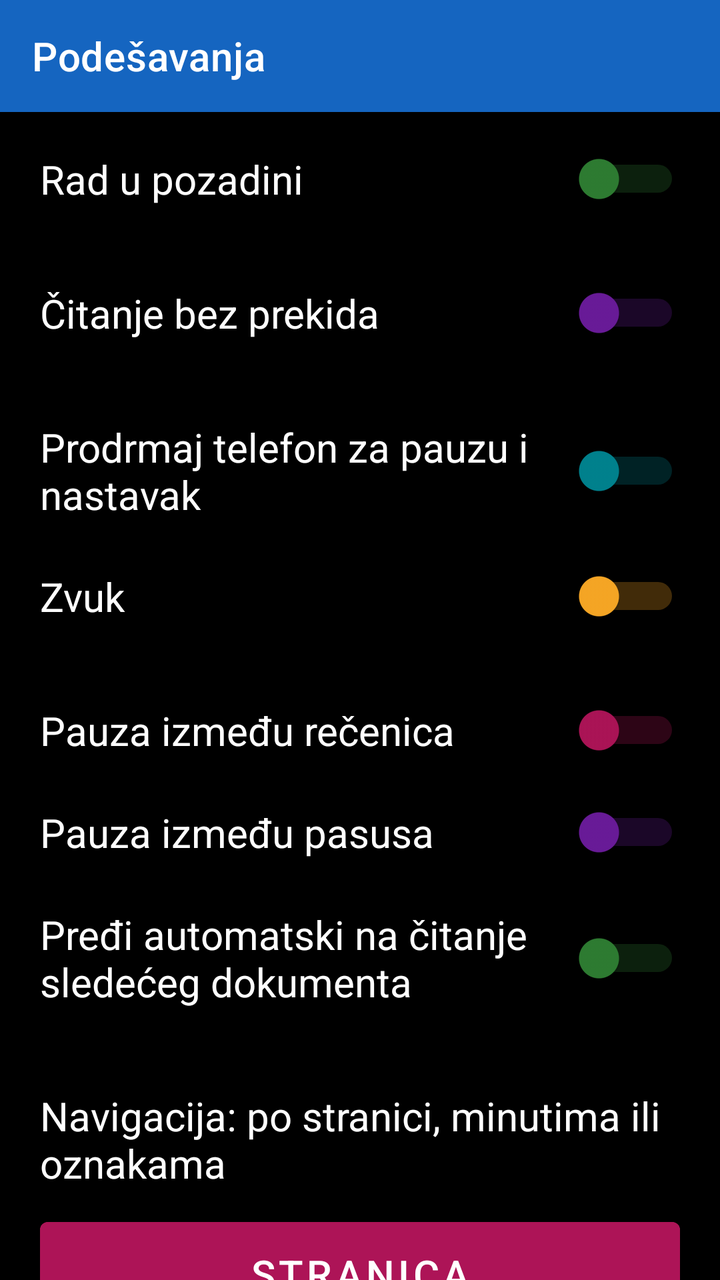
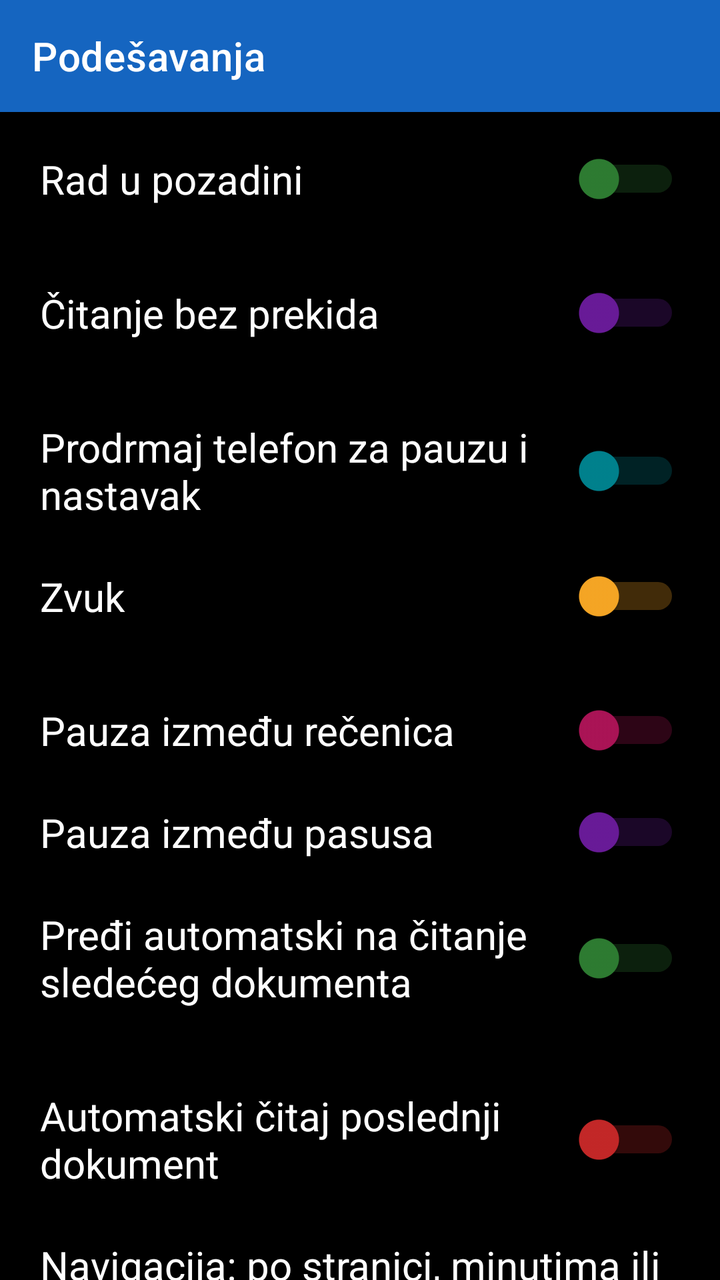

The first picture is an Android layout as it rendered before a commit; the second is the same layout after the commit. The layout source and the unified diff follow.
<!-- AndroidManifest.xml: application theme Theme.RecPoRec -->
<!-- res/layout/activity_settings.xml -->
<?xml version="1.0" encoding="utf-8"?>
<LinearLayout xmlns:android="http://schemas.android.com/apk/res/android"
    xmlns:app="http://schemas.android.com/apk/res-auto"
    android:layout_width="match_parent"
    android:layout_height="match_parent"
    android:orientation="vertical"
    android:fitsSystemWindows="true"
    android:background="@color/background">

    <androidx.appcompat.widget.Toolbar
        android:id="@+id/toolbar"
        android:layout_width="match_parent"
        android:layout_height="?attr/actionBarSize"
        android:background="@color/btn_voice"
        android:titleTextColor="@color/text_primary"
        app:title="@string/menu_settings" />

    <ScrollView
        android:layout_width="match_parent"
        android:layout_height="0dp"
        android:layout_weight="1">

    <LinearLayout
        android:layout_width="match_parent"
        android:layout_height="wrap_content"
        android:orientation="vertical">

    <Switch
        android:id="@+id/switchBackground"
        android:layout_width="match_parent"
        android:layout_height="wrap_content"
        android:padding="20dp"
        android:textSize="20sp"
        android:textColor="@color/text_primary"
        android:thumbTint="@color/btn_chapter"
        android:trackTint="@color/btn_chapter"
        android:text="@string/setting_background"
        android:contentDescription="@string/setting_background" />

    <Switch
        android:id="@+id/switchUninterrupted"
        android:layout_width="match_parent"
        android:layout_height="wrap_content"
        android:padding="20dp"
        android:textSize="20sp"
        android:textColor="@color/text_primary"
        android:thumbTint="@color/btn_timer"
        android:trackTint="@color/btn_timer"
        android:text="@string/setting_uninterrupted"
        android:contentDescription="@string/setting_uninterrupted" />

    <LinearLayout
        android:layout_width="match_parent"
        android:layout_height="wrap_content"
        android:orientation="vertical"
        android:paddingStart="20dp"
        android:paddingEnd="20dp"
        android:paddingTop="20dp"
        android:paddingBottom="4dp">

        <Switch
            android:id="@+id/switchShake"
            android:layout_width="match_parent"
            android:layout_height="wrap_content"
            android:textSize="20sp"
            android:textColor="@color/text_primary"
            android:thumbTint="@color/btn_speed"
            android:trackTint="@color/btn_speed"
            android:text="@string/setting_shake"
            android:contentDescription="@string/setting_shake" />

        
        <RadioGroup
            android:id="@+id/groupShakeSensitivity"
            android:layout_width="match_parent"
            android:layout_height="wrap_content"
            android:orientation="horizontal"
            android:layout_marginTop="10dp"
            android:visibility="gone">

            <RadioButton
                android:id="@+id/radioShakeLight"
                android:layout_width="0dp"
                android:layout_height="wrap_content"
                android:layout_weight="1"
                android:textSize="18sp"
                android:textColor="@color/text_primary"
                android:buttonTint="@color/btn_speed"
                android:text="Blago" />

            <RadioButton
                android:id="@+id/radioShakeMedium"
                android:layout_width="0dp"
                android:layout_height="wrap_content"
                android:layout_weight="1"
                android:textSize="18sp"
                android:textColor="@color/text_primary"
                android:buttonTint="@color/btn_speed"
                android:text="Srednje" />

            <RadioButton
                android:id="@+id/radioShakeStrong"
                android:layout_width="0dp"
                android:layout_height="wrap_content"
                android:layout_weight="1"
                android:textSize="18sp"
                android:textColor="@color/text_primary"
                android:buttonTint="@color/btn_speed"
                android:text="Jako" />
        </RadioGroup>
    </LinearLayout>

    <Switch
        android:id="@+id/switchSound"
        android:layout_width="match_parent"
        android:layout_height="wrap_content"
        android:padding="20dp"
        android:textSize="20sp"
        android:textColor="@color/text_primary"
        android:thumbTint="@color/btn_volume"
        android:trackTint="@color/btn_volume"
        android:text="Zvuk"
        android:contentDescription="Zvuk - kratak zvuk pri dodiru dugmadi" />

    <LinearLayout
        android:layout_width="match_parent"
        android:layout_height="wrap_content"
        android:orientation="vertical"
        android:paddingStart="20dp"
        android:paddingEnd="20dp"
        android:paddingTop="20dp"
        android:paddingBottom="4dp">

        <Switch
            android:id="@+id/switchSentencePause"
            android:layout_width="match_parent"
            android:layout_height="wrap_content"
            android:textSize="20sp"
            android:textColor="@color/text_primary"
            android:thumbTint="@color/btn_page_nav"
            android:trackTint="@color/btn_page_nav"
            android:text="@string/setting_sentence_pause"
            android:contentDescription="@string/setting_sentence_pause" />

        
        <LinearLayout
            android:id="@+id/groupSentencePauseMs"
            android:layout_width="match_parent"
            android:layout_height="wrap_content"
            android:orientation="vertical"
            android:layout_marginTop="10dp"
            android:visibility="gone">

            <SeekBar
                android:id="@+id/seekSentencePause"
                android:layout_width="match_parent"
                android:layout_height="wrap_content"
                android:contentDescription="Trajanje pauze između rečenica u milisekundama"
                android:max="1000"
                android:progress="300"
                android:progressTint="@color/btn_page_nav"
                android:thumbTint="@color/btn_page_nav" />

            <TextView
                android:id="@+id/textSentencePauseStatus"
                android:layout_width="match_parent"
                android:layout_height="wrap_content"
                android:gravity="center"
                android:textSize="18sp"
                android:textColor="@color/text_primary"
                android:accessibilityLiveRegion="polite"
                android:text="Pauza između rečenica: 300 ms" />
        </LinearLayout>
    </LinearLayout>

    <LinearLayout
        android:layout_width="match_parent"
        android:layout_height="wrap_content"
        android:orientation="vertical"
        android:paddingStart="20dp"
        android:paddingEnd="20dp"
        android:paddingTop="20dp"
        android:paddingBottom="4dp">

        <Switch
            android:id="@+id/switchParagraphPause"
            android:layout_width="match_parent"
            android:layout_height="wrap_content"
            android:textSize="20sp"
            android:textColor="@color/text_primary"
            android:thumbTint="@color/btn_timer"
            android:trackTint="@color/btn_timer"
            android:text="Pauza između pasusa"
            android:contentDescription="Pauza između pasusa - primenjuje se umesto obične pauze na kraju pasusa" />

        
        <LinearLayout
            android:id="@+id/groupParagraphPauseMs"
            android:layout_width="match_parent"
            android:layout_height="wrap_content"
            android:orientation="vertical"
            android:layout_marginTop="10dp"
            android:visibility="gone">

            <SeekBar
                android:id="@+id/seekParagraphPause"
                android:layout_width="match_parent"
                android:layout_height="wrap_content"
                android:contentDescription="Trajanje pauze između pasusa u milisekundama"
                android:max="1000"
                android:progress="800"
                android:progressTint="@color/btn_timer"
                android:thumbTint="@color/btn_timer" />

            <TextView
                android:id="@+id/textParagraphPauseStatus"
                android:layout_width="match_parent"
                android:layout_height="wrap_content"
                android:gravity="center"
                android:textSize="18sp"
                android:textColor="@color/text_primary"
                android:accessibilityLiveRegion="polite"
                android:text="Pauza između pasusa: 800 ms" />
        </LinearLayout>
    </LinearLayout>

    <Switch
        android:id="@+id/switchAutoNext"
        android:layout_width="match_parent"
        android:layout_height="wrap_content"
        android:padding="20dp"
        android:textSize="20sp"
        android:textColor="@color/text_primary"
        android:thumbTint="@color/btn_chapter"
        android:trackTint="@color/btn_chapter"
        android:text="@string/setting_auto_next"
        android:contentDescription="@string/setting_auto_next" />

    <LinearLayout
        android:layout_width="match_parent"
        android:layout_height="wrap_content"
        android:orientation="vertical"
        android:padding="20dp">

        <TextView
            android:layout_width="match_parent"
            android:layout_height="wrap_content"
            android:textSize="20sp"
            android:textColor="@color/text_primary"
            android:text="Navigacija: po stranici, minutima ili oznakama" />

        <Button
            android:id="@+id/btnNavigationMode"
            android:layout_width="match_parent"
            android:layout_height="64dp"
            android:layout_marginTop="10dp"
            android:textSize="20sp"
            android:backgroundTint="@color/btn_page_nav"
            android:textColor="@color/button_text"
            android:text="Stranica" />
    </LinearLayout>

    <Button
        android:id="@+id/btnResetGeneralDefaults"
        android:layout_width="match_parent"
        android:layout_height="64dp"
        android:layout_margin="20dp"
        android:textSize="20sp"
        android:backgroundTint="@color/btn_page_nav"
        android:textColor="@color/button_text"
        android:text="Vrati na zadano" />

    </LinearLayout>
    </ScrollView>

</LinearLayout>
<!-- resources referenced by this layout -->
<resources>
  <color name="background">#000000</color>
  <color name="btn_chapter">#2E7D32</color>
  <color name="btn_page_nav">#AD1457</color>
  <color name="btn_speed">#00838F</color>
  <color name="btn_timer">#6A1B9A</color>
  <color name="btn_voice">#1565C0</color>
  <color name="btn_volume">#F9A825</color>
  <color name="button_text">#FFFFFF</color>
  <color name="text_primary">#FFFFFF</color>
  <string name="menu_settings">Podešavanja</string>
  <string name="setting_auto_next">Pređi automatski na čitanje sledećeg dokumenta</string>
  <string name="setting_background">Rad u pozadini</string>
  <string name="setting_sentence_pause">Pauza između rečenica</string>
  <string name="setting_shake">Prodrmaj telefon za pauzu i nastavak</string>
  <string name="setting_uninterrupted">Čitanje bez prekida</string>
  <style name="Theme.RecPoRec" parent="Theme.MaterialComponents.DayNight.NoActionBar">
          <item name="android:windowBackground">@color/background</item>
          <item name="android:textColorPrimary">@color/text_primary</item>
          <item name="colorPrimary">@color/btn_voice</item>
          <item name="colorOnPrimary">@color/button_text</item>
          <item name="alertDialogTheme">@style/RecPoRecAlertDialog</item>
          <item name="android:alertDialogTheme">@style/RecPoRecAlertDialog</item>
      </style>
  <style name="RecPoRecAlertDialog" parent="Theme.AppCompat.DayNight.Dialog.Alert">
          <item name="android:windowBackground">@color/background</item>
          <item name="android:textColorPrimary">@color/text_primary</item>
          <item name="colorAccent">@color/btn_goto_page</item>
          <item name="android:textAppearanceMedium">@style/RecPoRecDialogText</item>
          <item name="android:textAppearanceListItem">@style/RecPoRecDialogText</item>
          <item name="android:textAppearanceListItemSmall">@style/RecPoRecDialogText</item>
          <item name="buttonBarPositiveButtonStyle">@style/RecPoRecDialogButton</item>
          <item name="buttonBarNegativeButtonStyle">@style/RecPoRecDialogButton</item>
          <item name="buttonBarNeutralButtonStyle">@style/RecPoRecDialogButton</item>
      </style>
  <color name="btn_goto_page">#5D4037</color>
  <style name="RecPoRecDialogText" parent="TextAppearance.AppCompat.Medium">
          <item name="android:textSize">20sp</item>
          <item name="android:textColor">@color/text_primary</item>
      </style>
  <style name="RecPoRecDialogButton" parent="Widget.AppCompat.Button.ButtonBar.AlertDialog">
          <item name="android:textSize">18sp</item>
          <item name="android:textColor">@color/btn_goto_page</item>
          <item name="android:textStyle">bold</item>
      </style>
</resources>

<!-- the commit's change to res/layout/activity_settings.xml (unified diff, before → after) -->
@@ -240,6 +240,55 @@
         android:layout_width="match_parent"
         android:layout_height="wrap_content"
         android:orientation="vertical"
+        android:paddingStart="20dp"
+        android:paddingEnd="20dp"
+        android:paddingTop="20dp"
+        android:paddingBottom="4dp">
+
+        <Switch
+            android:id="@+id/switchAutoRead"
+            android:layout_width="match_parent"
+            android:layout_height="wrap_content"
+            android:textSize="20sp"
+            android:textColor="@color/text_primary"
+            android:thumbTint="@color/btn_wakeup"
+            android:trackTint="@color/btn_wakeup"
+            android:text="Automatski čitaj poslednji dokument"
+            android:contentDescription="Automatski čitaj poslednji dokument" />
+
+        
+        <RadioGroup
+            android:id="@+id/groupAutoReadTrigger"
+            android:layout_width="match_parent"
+            android:layout_height="wrap_content"
+            android:orientation="vertical"
+            android:layout_marginTop="10dp"
+            android:visibility="gone">
+
+            <RadioButton
+                android:id="@+id/radioAutoReadApp"
+                android:layout_width="match_parent"
+                android:layout_height="wrap_content"
+                android:textSize="18sp"
+                android:textColor="@color/text_primary"
+                android:buttonTint="@color/btn_wakeup"
+                android:text="Pri otvaranju aplikacije" />
+
+            <RadioButton
+                android:id="@+id/radioAutoReadDocument"
+                android:layout_width="match_parent"
+                android:layout_height="wrap_content"
+                android:textSize="18sp"
+                android:textColor="@color/text_primary"
+                android:buttonTint="@color/btn_wakeup"
+                android:text="Pri otvaranju dokumenta" />
+        </RadioGroup>
+    </LinearLayout>
+
+    <LinearLayout
+        android:layout_width="match_parent"
+        android:layout_height="wrap_content"
+        android:orientation="vertical"
         android:padding="20dp">
 
         <TextView
<!-- resource entries referenced after the edit -->
@@ -7,6 +7,7 @@
   <color name="btn_timer">#6A1B9A</color>
   <color name="btn_voice">#1565C0</color>
   <color name="btn_volume">#F9A825</color>
+  <color name="btn_wakeup">#C62828</color>
   <color name="button_text">#FFFFFF</color>
   <color name="text_primary">#FFFFFF</color>
   <string name="menu_settings">Podešavanja</string>
